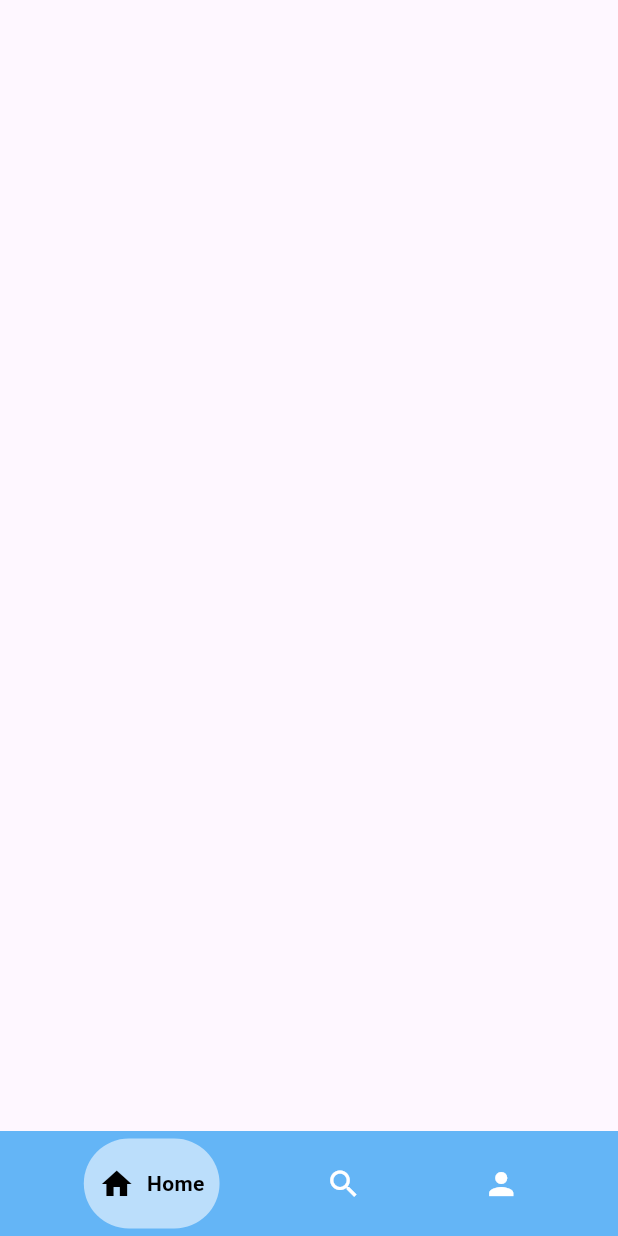
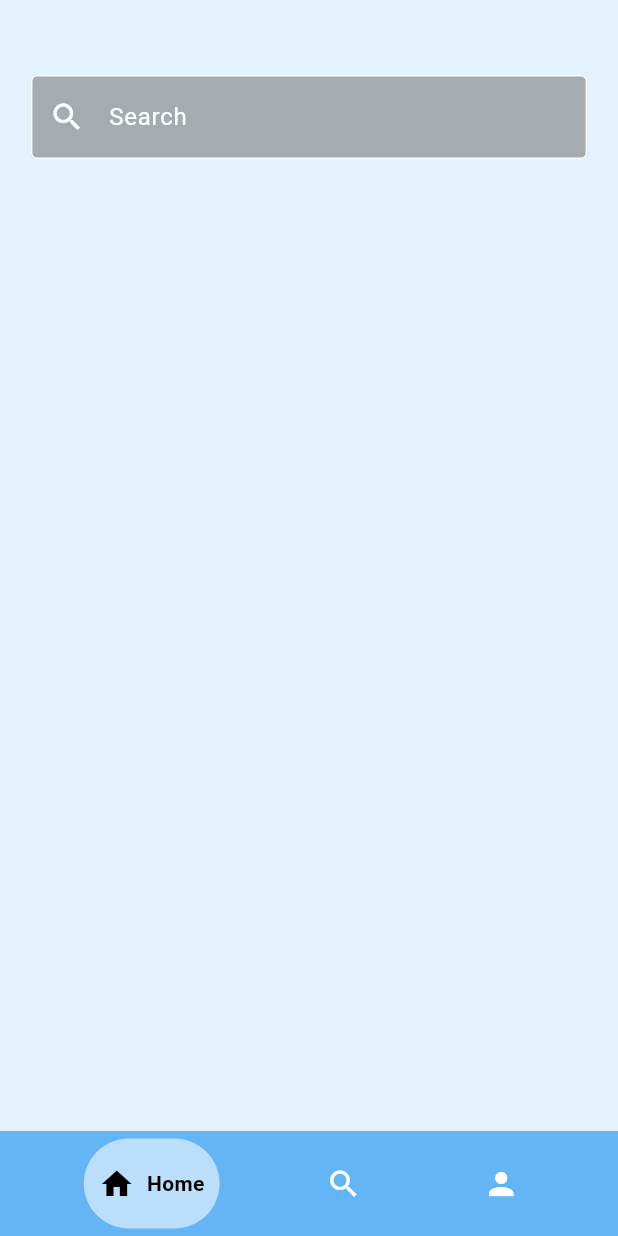
Before and after one commit to Kunal-63/NamoWaveAI, a Flutter app: the SearchScreen screen opened by its route, on a phone screen of 412 x 824 dp. Run offline on Flutter 3.47's test engine with Material 3 defaults, Android fonts, the phone set to English and light mode, and no system bars; drawn by our look-alikes of google_nav_bar; our stand-ins replace carousel_slider, image_picker, line_awesome_flutter, pinput.

```diff
--- a/lib/main.dart
+++ b/lib/main.dart
@@ -79,7 +79,8 @@ class _AnimatedSplashState extends State<AnimatedSplash> {
         ),
       ),
       child: Scaffold(
-        backgroundColor: Colors.transparent, // Set the background color
+        backgroundColor:
+            Color.fromRGBO(18, 18, 18, 1), // Set the background color
         body: Center(
           child: Column(
             mainAxisAlignment: MainAxisAlignment.center,
--- a/lib/pages/home_screen.dart
+++ b/lib/pages/home_screen.dart
@@ -20,7 +20,7 @@ class _HomeScreenState extends State<HomeScreen> {
   @override
   Widget build(BuildContext context) {
     return Scaffold(
-        backgroundColor: Colors.blue[50],
+        backgroundColor: Color.fromRGBO(18, 18, 18, 1),
         // appBar: AppBar(
         //   backgroundColor: Colors.blue[300]!,
         //   elevation: 0.0,
--- a/lib/pages/search.dart
+++ b/lib/pages/search.dart
@@ -7,7 +7,49 @@ class SearchScreen extends StatelessWidget {
   @override
   Widget build(BuildContext context) {
     return Scaffold(
-        body: Container(),
+        backgroundColor: Colors.blue[50],
+        body: Container(
+          child: Center(
+            child: Column(
+              children: [
+                SizedBox(
+                  height: 50,
+                ),
+                Container(
+                  width: MediaQuery.of(context).size.width * 0.9,
+                  decoration: BoxDecoration(
+                    borderRadius: BorderRadius.circular(45),
+                  ),
+                  child: TextFormField(
+                    keyboardType: TextInputType.text,
+                    decoration: InputDecoration(
+                      fillColor: Color.fromRGBO(100, 100, 100, 0.5),
+                      filled: true,
+                      prefixIcon: Icon(
+                        Icons.search,
+                        color: Colors.white,
+                      ),
+                      hintText: 'Enter keyword you want to search for',
+                      hintStyle: TextStyle(
+                        color: Colors.grey[300],
+                      ),
+                      labelText: 'Search',
+                      labelStyle: TextStyle(
+                        color: Colors.white,
+                      ),
+                      enabledBorder: OutlineInputBorder(
+                        borderSide: BorderSide(color: Colors.white),
+                      ),
+                      focusedBorder: OutlineInputBorder(
+                        borderSide: BorderSide(color: Colors.white),
+                      ),
+                    ),
+                  ),
+                )
+              ],
+            ),
+          ),
+        ),
         bottomNavigationBar: GNav(
           mainAxisAlignment: MainAxisAlignment.spaceEvenly,
           backgroundColor: Colors.blue[300]!,
```
